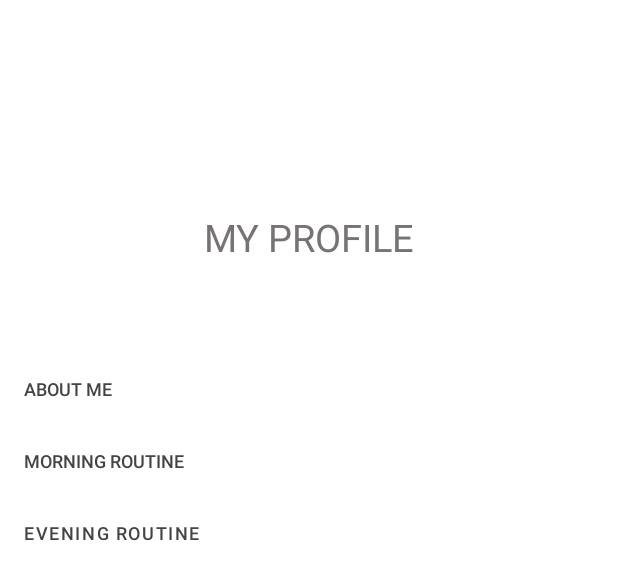
After one commit to chinguyen202/better-skin, an Android app: the layout profile_layout.xml on its own in the app's theme, with its tools: preview values and no code run, on a phone screen of 412 x 824 dp. The commit adds this screen. Shown: the top 580 px of the screen. Run offline under Robolectric (Android 15) with nearby library versions, the light colour scheme and no system bars.

Commit message:
[Thuh] create layouts for profile, morning and evening routines, delete files that suppose to be ignore by git ignore

```diff
--- /dev/null
+++ b/app/src/main/res/layout/profile_layout.xml
@@ -0,0 +1,77 @@
+<?xml version="1.0" encoding="utf-8"?>
+<androidx.constraintlayout.widget.ConstraintLayout xmlns:android="http://schemas.android.com/apk/res/android"
+    xmlns:app="http://schemas.android.com/apk/res-auto"
+    xmlns:tools="http://schemas.android.com/tools"
+    android:id="@+id/profile"
+    android:layout_width="match_parent"
+    android:layout_height="match_parent">
+
+    <androidx.constraintlayout.widget.Guideline
+        android:id="@+id/guideline2"
+        android:layout_width="wrap_content"
+        android:layout_height="wrap_content"
+        android:orientation="horizontal"
+        app:layout_constraintGuide_begin="105dp" />
+
+    <TextView
+        android:id="@+id/yourProfileTitle"
+        android:layout_width="wrap_content"
+        android:layout_height="wrap_content"
+        android:layout_marginTop="36dp"
+        android:text="@string/your_profile_title"
+        android:textColor="#777373"
+        android:textSize="25sp"
+        app:layout_constraintEnd_toEndOf="parent"
+        app:layout_constraintStart_toStartOf="parent"
+        app:layout_constraintTop_toTopOf="@+id/guideline2" />
+
+    <LinearLayout
+        android:layout_width="match_parent"
+        android:layout_height="wrap_content"
+        android:orientation="vertical"
+        app:layout_constraintStart_toStartOf="parent"
+        app:layout_constraintTop_toTopOf="@+id/guideline10">
+
+        <Button
+            android:id="@+id/aboutMeBtn"
+            style="@style/Widget.AppCompat.Button.Borderless.Colored"
+            android:layout_width="match_parent"
+            android:layout_height="wrap_content"
+            android:background="#00FFFFFF"
+            android:text="@string/about_me_btn"
+            android:textAlignment="viewStart"
+            android:textColor="#454444"
+            android:textSize="12sp" />
+
+        <Button
+            android:id="@+id/morningRoutineBtn"
+            style="@style/Widget.AppCompat.Button.Borderless.Colored"
+            android:layout_width="match_parent"
+            android:layout_height="wrap_content"
+            android:background="#00FFFFFF"
+            android:text="@string/morning_routine_btn"
+            android:textAlignment="viewStart"
+            android:textColor="#454444"
+            android:textSize="12sp" />
+
+        <Button
+            android:id="@+id/eveningRoutineBtn"
+            android:layout_width="match_parent"
+            android:layout_height="wrap_content"
+            android:background="#00FFFFFF"
+            android:text="@string/evening_routine_btn"
+            android:textAlignment="textStart"
+            android:textColor="#454444"
+            android:textSize="12sp" />
+
+
+    </LinearLayout>
+
+    <androidx.constraintlayout.widget.Guideline
+        android:id="@+id/guideline10"
+        android:layout_width="wrap_content"
+        android:layout_height="wrap_content"
+        android:orientation="horizontal"
+        app:layout_constraintGuide_percent="0.2859097" />
+
+</androidx.constraintlayout.widget.ConstraintLayout>
--- a/app/src/main/res/values/strings.xml
+++ b/app/src/main/res/values/strings.xml
@@ -1,3 +1,11 @@
 <resources>
     <string name="app_name">Better Skin</string>
+    <string name="your_profile_title">MY PROFILE</string>
+    <string name="about_me_btn">About me</string>
+    <string name="username">Username</string>
+    <string name="user_email">Email</string>
+    <string name="morning_routine_btn">Morning routine</string>
+    <string name="evening_routine_btn">Evening routine</string>
+    <string name="morning_routine_title">Morning routine</string>
+    <string name="evening_routine_title">Evening routine</string>
 </resources>
```
Also changed, not shown: app/src/main/res/layout/evening_routine_layout.xml (added, +70 -0 lines), app/src/main/res/layout/morning_routine_layout.xml (added, +70 -0 lines), 2 other files.
